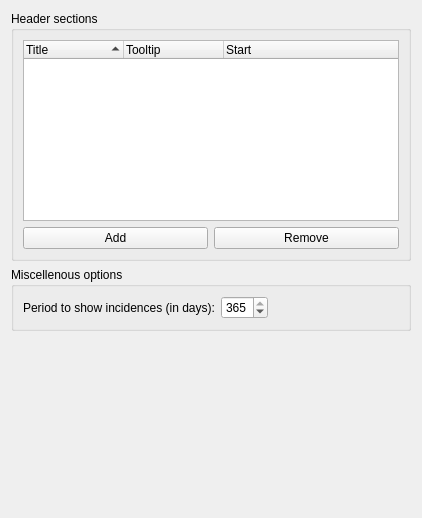
KDE/plasmoid-eventlist, file src/applet/eventappletgeneralconfig.ui: the form before one commit.
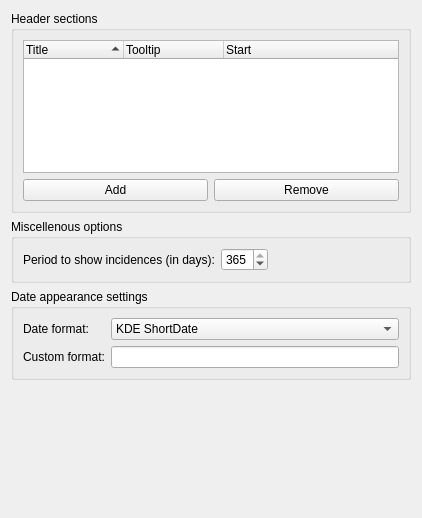
The form after the commit. Custom widgets are drawn as their Qt base class.

Commit message: rework the config dialog to for netbooks too

The edit to the form file:
```diff
--- a/src/applet/eventappletgeneralconfig.ui
+++ b/src/applet/eventappletgeneralconfig.ui
@@ -129,6 +129,58 @@
      </layout>
     </widget>
    </item>
+   <item>
+    <widget class="QGroupBox" name="groupBox_4">
+     <property name="title">
+      <string>Date appearance settings</string>
+     </property>
+     <layout class="QGridLayout" name="gridLayout">
+      <item row="0" column="0">
+       <widget class="QLabel" name="label_2">
+        <property name="text">
+         <string>Date format:</string>
+        </property>
+       </widget>
+      </item>
+      <item row="0" column="1">
+       <widget class="KComboBox" name="dateFormatBox">
+        <property name="toolTip">
+         <string>What date format to use.</string>
+        </property>
+        <item>
+         <property name="text">
+          <string>KDE ShortDate</string>
+         </property>
+        </item>
+        <item>
+         <property name="text">
+          <string>KDE LongDate</string>
+         </property>
+        </item>
+        <item>
+         <property name="text">
+          <string>Custom</string>
+         </property>
+        </item>
+       </widget>
+      </item>
+      <item row="1" column="0">
+       <widget class="QLabel" name="label_3">
+        <property name="text">
+         <string>Custom format:</string>
+        </property>
+       </widget>
+      </item>
+      <item row="1" column="1">
+       <widget class="KLineEdit" name="customFormatEdit">
+        <property name="toolTip">
+         <string>A string describing the custom format. It is using the QDate syntax.</string>
+        </property>
+       </widget>
+      </item>
+     </layout>
+    </widget>
+   </item>
    <item>
     <spacer name="verticalSpacer">
      <property name="orientation">
@@ -150,6 +202,16 @@
    <extends>QSpinBox</extends>
    <header>knuminput.h</header>
   </customwidget>
+  <customwidget>
+   <class>KLineEdit</class>
+   <extends>QLineEdit</extends>
+   <header>klineedit.h</header>
+  </customwidget>
+  <customwidget>
+   <class>KComboBox</class>
+   <extends>QComboBox</extends>
+   <header>kcombobox.h</header>
+  </customwidget>
  </customwidgets>
  <resources/>
  <connections/>
```
The commit also changes 6 other files.
